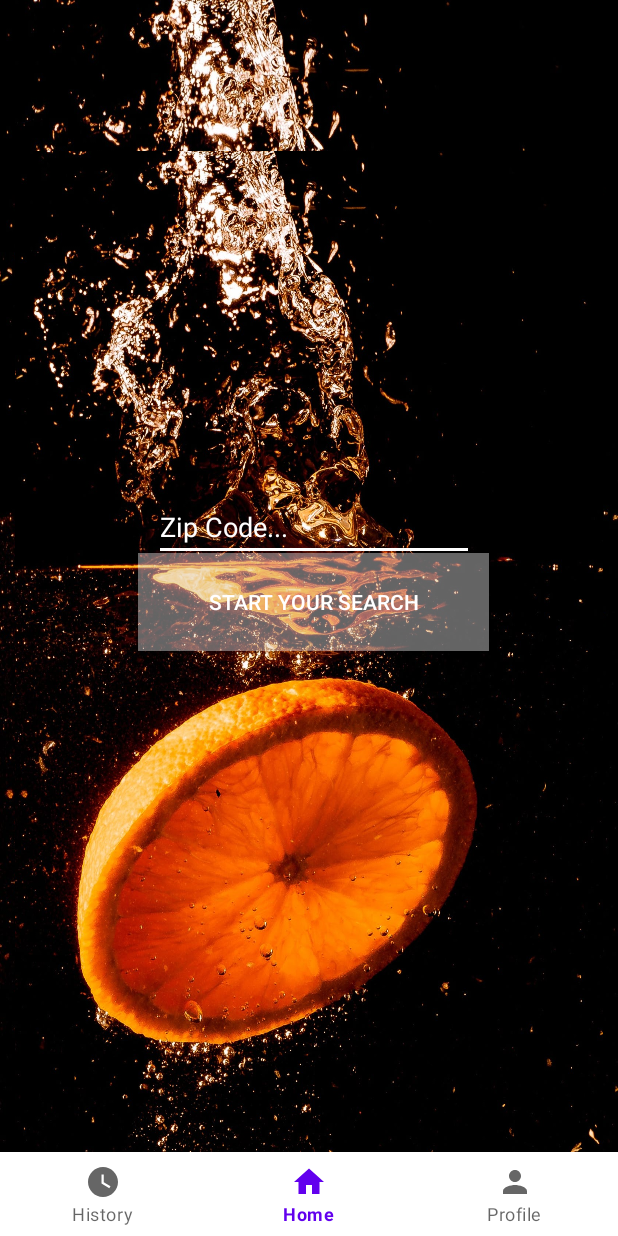
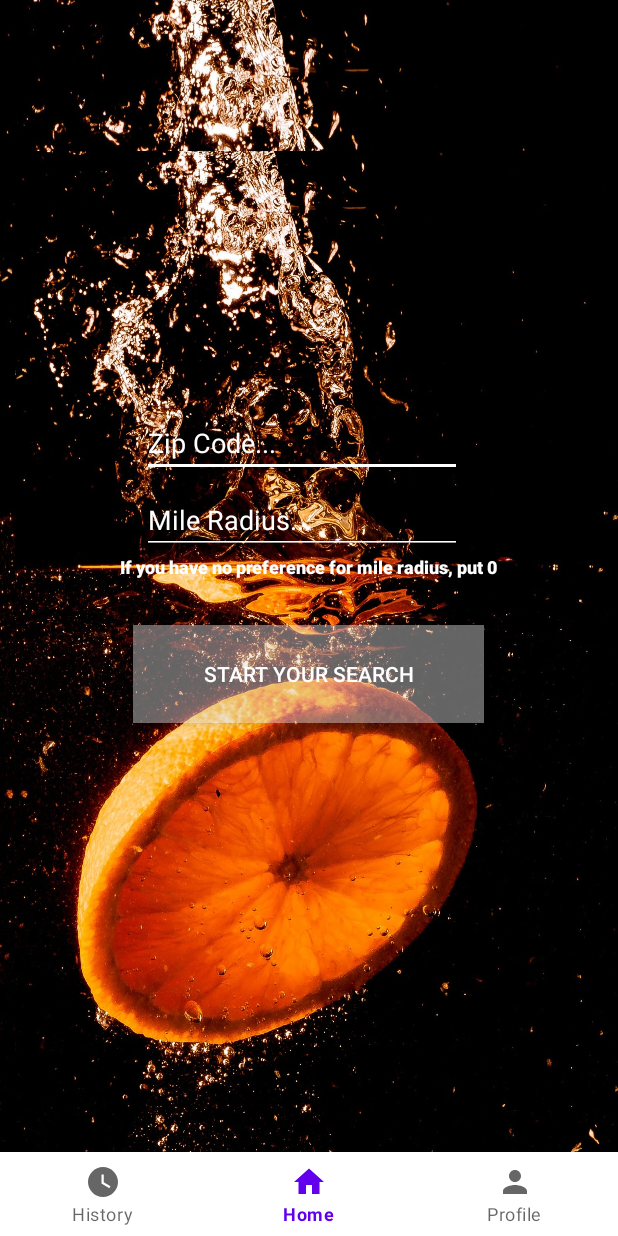
Before and after one commit to larzmarz/RestaurantRoulette, an Android app: the HomeFragment screen opened directly, with no data from a screen before it, on a phone screen of 412 x 824 dp. Run offline under Robolectric (Android 15) with nearby library versions, the light colour scheme and no system bars; libraries missing offline, so code that uses them is left out: com.parse; pictures from the network do not load; 1 statement that could not run was skipped.

Commit message:
radius is fully functional

```diff
--- a/app/src/main/java/com/example/restaurantroulette/fragment/HomeFragment.java
+++ b/app/src/main/java/com/example/restaurantroulette/fragment/HomeFragment.java
@@ -15,6 +15,7 @@ import android.widget.ArrayAdapter;
 import android.widget.Button;
 import android.widget.EditText;
 import android.widget.Spinner;
+import android.widget.TextView;
 import android.widget.Toast;
 
 import com.example.restaurantroulette.R;
@@ -23,28 +24,31 @@ import com.example.restaurantroulette.SearchPageActivity;
 public class HomeFragment extends Fragment implements View.OnClickListener{
     public Button btStart;
     public EditText etZipCode;
-    public Spinner spLocation;
+    public TextView tvMileInstructions;
+    public EditText etMileRadius;
     //TODO: change to int when time comes to set limits on zip codes
     public String zipCode;
+    public String mileRadius;
     View view;
     @Override
     public View onCreateView(LayoutInflater inflater, ViewGroup container, Bundle savedInstanceState) {
         // Inflate the layout for this fragment
         view = inflater.inflate(R.layout.fragment_home, container, false);
         etZipCode = view.findViewById(R.id.etZipCode);
-        // zipCode = Integer.parseInt(etZipCode.getText().toString());
         btStart = view.findViewById(R.id.btStartSearch);
+        etMileRadius = view.findViewById(R.id.etMileRadius);
+        tvMileInstructions = view.findViewById(R.id.tvMileInstructions);
         // when the user clicks the start button
         btStart.setOnClickListener(new View.OnClickListener() {
             @Override
             public void onClick(View v) {
                 //TODO: Set limits on zip codes so they don't exceed 5 digits, note: some zipcodes start with two zeros
-                if (etZipCode.getText().toString().isEmpty()){
-                    Toast.makeText(getContext(), "Enter your Zip Code", Toast.LENGTH_SHORT).show();
+                if (etZipCode.getText().toString().isEmpty() || etMileRadius.getText().toString().isEmpty()){
+                    Toast.makeText(getContext(), "Enter your Zip Code and Mile Radius", Toast.LENGTH_SHORT).show();
                 }else{
                     // this zip code is what will go into the yelp location section
                     zipCode = etZipCode.getText().toString();
-                    Log.i("hello", "onClick: " + zipCode);
+                    mileRadius = etMileRadius.getText().toString();
                     goSearchPage();
                 }
             }
@@ -58,6 +62,7 @@ public class HomeFragment extends Fragment implements View.OnClickListener{
     private void goSearchPage() {
         Intent i = new Intent(getActivity(), SearchPageActivity.class);
         i.putExtra("zip", zipCode);
+        i.putExtra("radius", mileRadius);
         startActivity(i);
     }
     // empty method for implementation of view.onclicklistener
--- a/app/src/main/res/layout/activity_restaurant.xml
+++ b/app/src/main/res/layout/activity_restaurant.xml
@@ -25,6 +25,7 @@
         android:layout_marginTop="12dp"
         android:text="Resaturants details will go here, with the picture going above"
         android:textAlignment="center"
+        android:textColor="#000000"
         android:textSize="20sp"
         app:layout_constraintEnd_toEndOf="parent"
         app:layout_constraintHorizontal_bias="0.498"
@@ -69,6 +70,7 @@
         android:layout_height="21dp"
         android:text="TextView"
         android:textAlignment="center"
+        android:textColor="#000000"
         app:layout_constraintEnd_toEndOf="parent"
         app:layout_constraintHorizontal_bias="0.498"
         app:layout_constraintStart_toStartOf="parent"
--- a/app/src/main/res/layout/activity_restaurant_details.xml
+++ b/app/src/main/res/layout/activity_restaurant_details.xml
@@ -28,6 +28,7 @@
         android:text="TextView"
         android:textSize="18sp"
         app:layout_constraintEnd_toEndOf="parent"
+        app:layout_constraintStart_toEndOf="@+id/ivPhoto"
         app:layout_constraintTop_toTopOf="parent" />
 
     <TextView
--- a/app/src/main/res/layout/fragment_home.xml
+++ b/app/src/main/res/layout/fragment_home.xml
@@ -18,16 +18,16 @@
         android:textColor="#FFFFFF"
         app:layout_constraintBottom_toBottomOf="parent"
         app:layout_constraintEnd_toEndOf="parent"
-        app:layout_constraintHorizontal_bias="0.521"
+        app:layout_constraintHorizontal_bias="0.497"
         app:layout_constraintStart_toStartOf="parent"
-        app:layout_constraintTop_toTopOf="parent"
-        app:layout_constraintVertical_bias="0.445" />
+        app:layout_constraintTop_toBottomOf="@+id/tvMileInstructions"
+        app:layout_constraintVertical_bias="0.089" />
 
     <EditText
         android:id="@+id/etZipCode"
         android:layout_width="wrap_content"
         android:layout_height="wrap_content"
-        android:layout_marginTop="228dp"
+        android:layout_marginTop="172dp"
         android:backgroundTint="@color/white"
         android:ems="10"
         android:hint="Zip Code..."
@@ -35,7 +35,36 @@
         android:textColor="#FFFFFF"
         android:textColorHint="#FFFFFF"
         app:layout_constraintEnd_toEndOf="@+id/btStartSearch"
+        app:layout_constraintHorizontal_bias="0.291"
         app:layout_constraintStart_toStartOf="@+id/btStartSearch"
         app:layout_constraintTop_toTopOf="parent" />
 
+    <EditText
+        android:id="@+id/etMileRadius"
+        android:layout_width="wrap_content"
+        android:layout_height="wrap_content"
+        android:layout_marginTop="6dp"
+        android:backgroundTint="#FFFFFF"
+        android:ems="10"
+        android:hint="Mile Radius..."
+        android:inputType="textPersonName"
+        android:textColor="#FFFFFF"
+        android:textColorHint="#FFFFFF"
+        app:layout_constraintStart_toStartOf="@+id/etZipCode"
+        app:layout_constraintTop_toBottomOf="@+id/etZipCode" />
+
+    <TextView
+        android:id="@+id/tvMileInstructions"
+        android:layout_width="316dp"
+        android:layout_height="19dp"
+        android:fontFamily="sans-serif-black"
+        android:text="If you have no preference for mile radius, put 0"
+        android:textAlignment="center"
+        android:textColor="#FFFFFF"
+        android:textSize="12sp"
+        app:layout_constraintEnd_toEndOf="parent"
+        app:layout_constraintHorizontal_bias="0.494"
+        app:layout_constraintStart_toStartOf="parent"
+        app:layout_constraintTop_toBottomOf="@+id/etMileRadius" />
+
 </androidx.constraintlayout.widget.ConstraintLayout>
```
Also changed, not shown: app/src/main/java/com/example/restaurantroulette/SearchPageActivity.java (+16 -10 lines), app/src/main/java/com/example/restaurantroulette/fragment/UserFragment.java (+5 -5 lines), app/src/main/res/layout/activity_search_page.xml (+9 -33 lines), app/src/main/res/layout/fragment_history.xml (+6 -4 lines), app/src/main/res/layout/item_restaurant.xml (+3 -5 lines).
